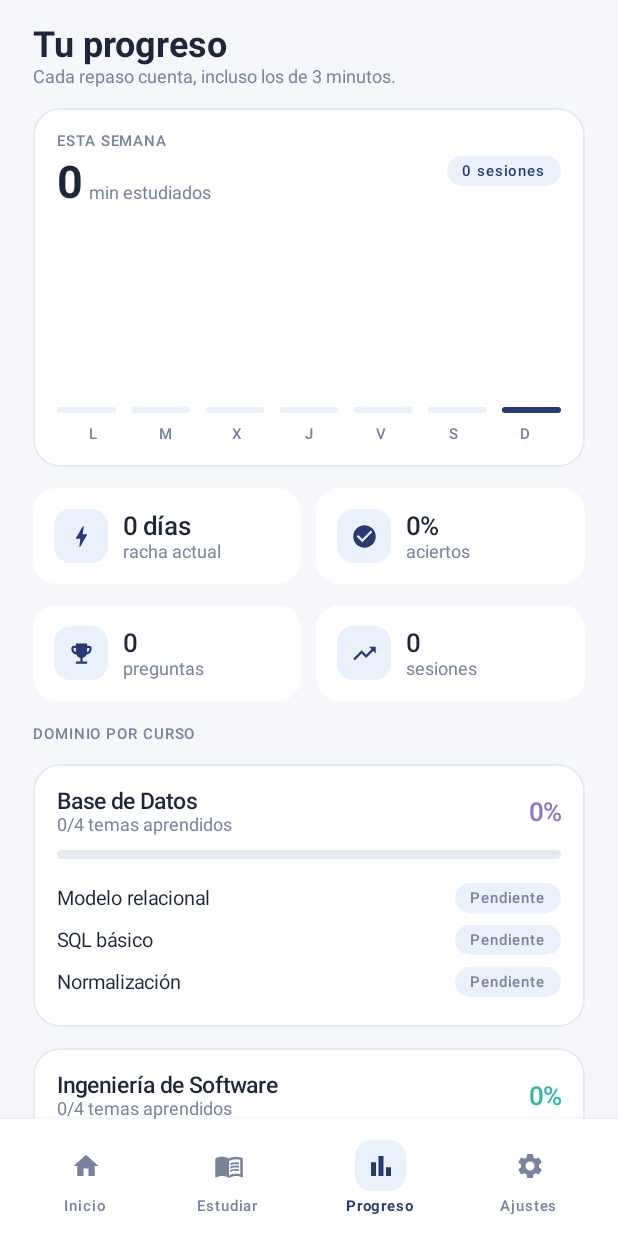
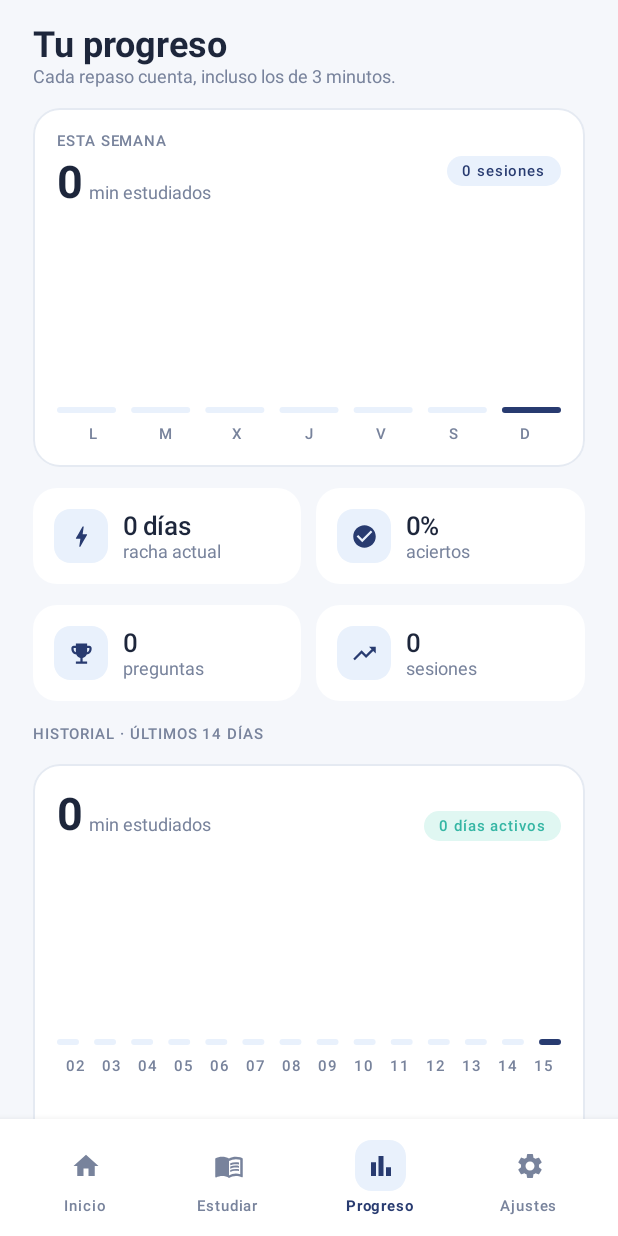
Before and after one commit to Focusergon/StudyLock, an Android app built with Jetpack Compose: the ProgressScreen screen opened through its navigation route, on a phone screen of 412 x 824 dp. Run offline under Robolectric (Android 15) with nearby library versions, the phone set to English and light mode, and no system bars.

Commit message:
feat(progress): historial de minutos y rachas + docs
- History/DayHistory: minutos, preguntas, aciertos, dias activos, mejor racha y actual
- StatsRepository.observeHistory(days) + HistoryStats (puro, testeable)
- Pantalla de Progreso: grafico de 14 dias, totales y listado por dia
- README actualizado (importacion, horario, privacidad, roadmap); version 0.2.0
- 3 tests nuevos (46 en total)

```diff
--- a/app/build.gradle.kts
+++ b/app/build.gradle.kts
@@ -22,8 +22,8 @@ android {
         applicationId = "pe.edu.unjbg.studylock"
         minSdk = 26
         targetSdk = 37
-        versionCode = 1
-        versionName = "0.1.0"
+        versionCode = 2
+        versionName = "0.2.0"
         vectorDrawables { useSupportLibrary = true }
     }
 
--- a/app/src/main/java/pe/edu/unjbg/studylock/core/util/TimeUtils.kt
+++ b/app/src/main/java/pe/edu/unjbg/studylock/core/util/TimeUtils.kt
@@ -20,6 +20,15 @@ object TimeUtils {
 
     fun dayLabel(date: LocalDate): String =
         date.dayOfWeek.getDisplayName(TextStyle.NARROW, Locale.forLanguageTag("es")).uppercase(Locale.getDefault())
+
+    /** Etiqueta corta como «Lun 12» para listados de historial. */
+    fun dayShort(date: LocalDate): String {
+        val dow = date.dayOfWeek.getDisplayName(TextStyle.SHORT, Locale.forLanguageTag("es"))
+        return "${dow.replaceFirstChar { it.uppercase() }} ${date.dayOfMonth}"
+    }
+
+    /** Número de día del mes, para gráficos compactos. */
+    fun dayNumber(date: LocalDate): String = date.dayOfMonth.toString()
 
     fun lastNDays(n: Int, now: Long = System.currentTimeMillis()): List<LocalDate> {
         val today = Instant.ofEpochMilli(now).atZone(ZoneId.systemDefault()).toLocalDate()
--- a/app/src/main/java/pe/edu/unjbg/studylock/data/repos/StatsRepositoryImpl.kt
+++ b/app/src/main/java/pe/edu/unjbg/studylock/data/repos/StatsRepositoryImpl.kt
@@ -14,11 +14,14 @@ import pe.edu.unjbg.studylock.data.local.list
 import pe.edu.unjbg.studylock.data.local.str
 import pe.edu.unjbg.studylock.data.prefs.Prefs
 import pe.edu.unjbg.studylock.data.prefs.UserPreferences
+import pe.edu.unjbg.studylock.domain.HistoryStats
 import pe.edu.unjbg.studylock.domain.model.BlockedApp
 import pe.edu.unjbg.studylock.domain.model.Course
 import pe.edu.unjbg.studylock.domain.model.DailyStatsRow
 import pe.edu.unjbg.studylock.domain.model.Dashboard
 import pe.edu.unjbg.studylock.domain.model.DayActivity
+import pe.edu.unjbg.studylock.domain.model.DayHistory
+import pe.edu.unjbg.studylock.domain.model.History
 import pe.edu.unjbg.studylock.domain.model.WeeklyProgress
 import pe.edu.unjbg.studylock.domain.repo.CourseRepository
 import pe.edu.unjbg.studylock.domain.repo.StatsRepository
@@ -38,6 +41,9 @@ class StatsRepositoryImpl(
 
     override fun observeWeekly(): Flow<WeeklyProgress> =
         db.changes.map { buildWeekly() }.flowOn(io)
+
+    override fun observeHistory(days: Int): Flow<History> =
+        db.changes.map { buildHistory(days) }.flowOn(io)
 
     override suspend fun todayEarned(): Int = withContext(io) { today().earned }
 
@@ -83,6 +89,44 @@ class StatsRepositoryImpl(
     }
 
     private fun balance(): Int = db.readableDatabase.count("SELECT COALESCE(SUM(minutes), 0) FROM minute_tx")
+
+    private fun buildHistory(days: Int): History {
+        val dates = TimeUtils.lastNDays(days)
+        val from = dates.first().toString()
+        val rows = db.readableDatabase.list(
+            "SELECT * FROM daily_stats WHERE day >= ?",
+            arrayOf(from),
+        ) { c ->
+            c.str("day") to DailyStatsRow(
+                questions = c.i("questions"),
+                correct = c.i("correct"),
+                earned = c.i("earned"),
+                spent = c.i("spent"),
+                minutes = c.i("minutes"),
+            )
+        }.toMap()
+
+        val list = dates.map { date ->
+            val row = rows[date.toString()] ?: DailyStatsRow()
+            DayHistory(
+                dayKey = date.toString(),
+                dayLabel = TimeUtils.dayShort(date),
+                minutes = row.minutes,
+                earned = row.earned,
+                spent = row.spent,
+                questions = row.questions,
+                correct = row.correct,
+            )
+        }
+        return History(
+            days = list,
+            totalMinutes = list.sumOf { it.minutes },
+            totalQuestions = list.sumOf { it.questions },
+            activeDays = HistoryStats.activeDays(list),
+            bestStreak = HistoryStats.bestStreak(list),
+            currentStreak = streak(),
+        )
+    }
 
     private fun today(): DailyStatsRow = db.readableDatabase.list(
         "SELECT * FROM daily_stats WHERE day = ?",
--- /dev/null
+++ b/app/src/main/java/pe/edu/unjbg/studylock/domain/HistoryStats.kt
@@ -0,0 +1,28 @@
+package pe.edu.unjbg.studylock.domain
+
+import pe.edu.unjbg.studylock.domain.model.DayHistory
+
+/**
+ * Cálculos puros sobre el historial de días, separados del repositorio para poder probarlos en
+ * JVM sin base de datos.
+ */
+object HistoryStats {
+
+    /** Días activos dentro de la ventana analizada. */
+    fun activeDays(days: List<DayHistory>): Int = days.count { it.active }
+
+    /** Racha más larga de días consecutivos con al menos una pregunta respondida. */
+    fun bestStreak(days: List<DayHistory>): Int {
+        var best = 0
+        var run = 0
+        for (day in days) {
+            if (day.questions > 0) {
+                run++
+                if (run > best) best = run
+            } else {
+                run = 0
+            }
+        }
+        return best
+    }
+}
--- a/app/src/main/java/pe/edu/unjbg/studylock/domain/model/Models.kt
+++ b/app/src/main/java/pe/edu/unjbg/studylock/domain/model/Models.kt
@@ -151,6 +151,30 @@ data class AccessPlan(
     val remainingSeconds: Int,
 )
 
+/** Un día del historial de estudio. */
+data class DayHistory(
+    val dayKey: String,
+    val dayLabel: String,
+    val minutes: Int,
+    val earned: Int,
+    val spent: Int,
+    val questions: Int,
+    val correct: Int,
+) {
+    val accuracy: Int get() = if (questions == 0) 0 else (correct * 100) / questions
+    val active: Boolean get() = questions > 0 || minutes > 0
+}
+
+/** Historial agregado de los últimos días, con rachas y totales. */
+data class History(
+    val days: List<DayHistory> = emptyList(),
+    val totalMinutes: Int = 0,
+    val totalQuestions: Int = 0,
+    val activeDays: Int = 0,
+    val bestStreak: Int = 0,
+    val currentStreak: Int = 0,
+)
+
 /** Origen del contenido importado. */
 enum class ImportSourceKind { TEXT, FILE, MOODLE }
 
--- a/app/src/main/java/pe/edu/unjbg/studylock/domain/repo/Repositories.kt
+++ b/app/src/main/java/pe/edu/unjbg/studylock/domain/repo/Repositories.kt
@@ -6,6 +6,7 @@ import pe.edu.unjbg.studylock.domain.model.BlockedApp
 import pe.edu.unjbg.studylock.domain.model.ClassBlock
 import pe.edu.unjbg.studylock.domain.model.Course
 import pe.edu.unjbg.studylock.domain.model.Dashboard
+import pe.edu.unjbg.studylock.domain.model.History
 import pe.edu.unjbg.studylock.domain.model.ImportResult
 import pe.edu.unjbg.studylock.domain.model.ImportSource
 import pe.edu.unjbg.studylock.domain.model.ImportSourceKind
@@ -55,6 +56,7 @@ interface BlockedAppsRepository {
 interface StatsRepository {
     fun observeDashboard(): Flow<Dashboard>
     fun observeWeekly(): Flow<WeeklyProgress>
+    fun observeHistory(days: Int = 30): Flow<History>
     suspend fun todayEarned(): Int
     suspend fun todayQuestions(): Int
 }
--- a/app/src/main/java/pe/edu/unjbg/studylock/feature/progress/ProgressScreen.kt
+++ b/app/src/main/java/pe/edu/unjbg/studylock/feature/progress/ProgressScreen.kt
@@ -40,6 +40,8 @@ import pe.edu.unjbg.studylock.core.designsystem.SlProgressBar
 import pe.edu.unjbg.studylock.core.designsystem.SlScreen
 import pe.edu.unjbg.studylock.core.designsystem.SlSectionLabel
 import pe.edu.unjbg.studylock.domain.model.Course
+import pe.edu.unjbg.studylock.domain.model.DayActivity
+import pe.edu.unjbg.studylock.domain.model.DayHistory
 import pe.edu.unjbg.studylock.domain.model.Mastery
 import pe.edu.unjbg.studylock.ui.masteryBackground
 import pe.edu.unjbg.studylock.ui.masteryColor
@@ -129,6 +131,66 @@ fun ProgressScreen(ui: ProgressUi) {
                 }
             }
 
+            ui.history?.let { history ->
+                item {
+                    Spacer(Modifier.height(2.dp))
+                    SlSectionLabel("Historial · últimos ${history.days.size} días")
+                }
+
+                item {
+                    SlCard {
+                        Row(verticalAlignment = Alignment.Bottom) {
+                            Text(
+                                text = "${history.totalMinutes}",
+                                style = MaterialTheme.typography.displaySmall,
+                                color = SlColors.Ink,
+                            )
+                            Spacer(Modifier.width(4.dp))
+                            Text(
+                                text = "min estudiados",
+                                style = MaterialTheme.typography.bodySmall,
+                                color = SlColors.Muted,
+                                modifier = Modifier.padding(bottom = 4.dp),
+                            )
+                            Spacer(Modifier.weight(1f))
+                            SlPill(
+                                text = "${history.activeDays} días activos",
+                                textColor = SlColors.Teal,
+                                background = SlColors.Mint,
+                            )
+                        }
+                        Spacer(Modifier.height(16.dp))
+                        SlBarChart(
+                            week = history.days.map { DayActivity(it.dayKey.takeLast(2), it.minutes) },
+                        )
+                        Spacer(Modifier.height(16.dp))
+                        Row(horizontalArrangement = Arrangement.spacedBy(10.dp)) {
+                            ProgressStat(
+                                icon = Icons.Filled.EmojiEvents,
+                                value = "${history.bestStreak} días",
+                                label = "mejor racha",
+                                modifier = Modifier.weight(1f),
+                            )
+                            ProgressStat(
+                                icon = Icons.Filled.Bolt,
+                                value = "${history.currentStreak} días",
+                                label = "racha actual",
+                                modifier = Modifier.weight(1f),
+                            )
+                        }
+                    }
+                }
+
+                item {
+                    Spacer(Modifier.height(2.dp))
+                    SlSectionLabel("Últimos días")
+                }
+
+                items(history.days.reversed().take(7), key = { it.dayKey }) { day ->
+                    HistoryRow(day)
+                }
+            }
+
             item {
                 Spacer(Modifier.height(2.dp))
                 SlSectionLabel("Dominio por curso")
@@ -177,6 +239,43 @@ private fun ProgressStat(icon: ImageVector, value: String, label: String, modifi
         Column {
             Text(value, style = MaterialTheme.typography.titleMedium, color = SlColors.Ink)
             Text(label, style = MaterialTheme.typography.bodySmall, color = SlColors.Muted)
+        }
+    }
+}
+
+@Composable
+private fun HistoryRow(day: DayHistory) {
+    Row(
+        modifier = Modifier
+            .fillMaxWidth()
+            .clip(RoundedCornerShape(16.dp))
+            .background(SlColors.Surface)
+            .padding(14.dp),
+        verticalAlignment = Alignment.CenterVertically,
+    ) {
+        Column(modifier = Modifier.width(72.dp)) {
+            Text(day.dayLabel, style = MaterialTheme.typography.titleSmall, color = SlColors.Ink)
+            Text("${day.minutes} min", style = MaterialTheme.typography.bodySmall, color = SlColors.Muted)
+        }
+        Spacer(Modifier.width(8.dp))
+        Column(modifier = Modifier.weight(1f)) {
+            Text(
+                text = if (day.questions == 0) "Sin repaso" else "${day.questions} preguntas",
+                style = MaterialTheme.typography.bodyMedium,
+                color = SlColors.Ink,
+            )
+            Text(
+                text = if (day.questions == 0) "—" else "${day.accuracy}% de acierto",
+                style = MaterialTheme.typography.bodySmall,
+                color = SlColors.Muted,
+            )
+        }
+        if (day.questions > 0) {
+            SlPill(
+                text = "${day.accuracy}%",
+                textColor = if (day.accuracy >= 80) SlColors.Teal else SlColors.Warning,
+                background = if (day.accuracy >= 80) SlColors.Mint else Color(0xFFFDF3E4),
+            )
         }
     }
 }
--- a/app/src/main/java/pe/edu/unjbg/studylock/feature/progress/ProgressViewModel.kt
+++ b/app/src/main/java/pe/edu/unjbg/studylock/feature/progress/ProgressViewModel.kt
@@ -6,6 +6,7 @@ import kotlinx.coroutines.flow.SharingStarted
 import kotlinx.coroutines.flow.combine
 import kotlinx.coroutines.flow.stateIn
 import pe.edu.unjbg.studylock.domain.model.Course
+import pe.edu.unjbg.studylock.domain.model.History
 import pe.edu.unjbg.studylock.domain.model.WeeklyProgress
 import pe.edu.unjbg.studylock.domain.repo.CourseRepository
 import pe.edu.unjbg.studylock.domain.repo.StatsRepository
@@ -13,13 +14,22 @@ import pe.edu.unjbg.studylock.domain.repo.StatsRepository
 data class ProgressUi(
     val weekly: WeeklyProgress? = null,
     val courses: List<Course> = emptyList(),
+    val history: History? = null,
 )
 
 class ProgressViewModel(
     stats: StatsRepository,
     courses: CourseRepository,
 ) : ViewModel() {
-    val ui = combine(stats.observeWeekly(), courses.observeCourses()) { weekly, list ->
-        ProgressUi(weekly = weekly, courses = list)
+    val ui = combine(
+        stats.observeWeekly(),
+        courses.observeCourses(),
+        stats.observeHistory(HISTORY_DAYS),
+    ) { weekly, list, history ->
+        ProgressUi(weekly = weekly, courses = list, history = history)
     }.stateIn(viewModelScope, SharingStarted.WhileSubscribed(5_000), ProgressUi())
+
+    private companion object {
+        const val HISTORY_DAYS = 14
+    }
 }
--- a/app/src/main/java/pe/edu/unjbg/studylock/feature/settings/SettingsScreen.kt
+++ b/app/src/main/java/pe/edu/unjbg/studylock/feature/settings/SettingsScreen.kt
@@ -324,7 +324,7 @@ fun SettingsScreen(viewModel: SettingsViewModel, onImport: () -> Unit, onSchedul
                         .padding(vertical = 16.dp),
                     horizontalAlignment = Alignment.CenterHorizontally,
                 ) {
-                    Text("StudyLock 0.1.0", style = MaterialTheme.typography.labelMedium, color = SlColors.Muted)
+                    Text("StudyLock 0.2.0", style = MaterialTheme.typography.labelMedium, color = SlColors.Muted)
                     Text(
                         "Hecho para estudiantes de la UNJBG",
                         style = MaterialTheme.typography.bodySmall,
```
Also changed, not shown: 2 other files.
